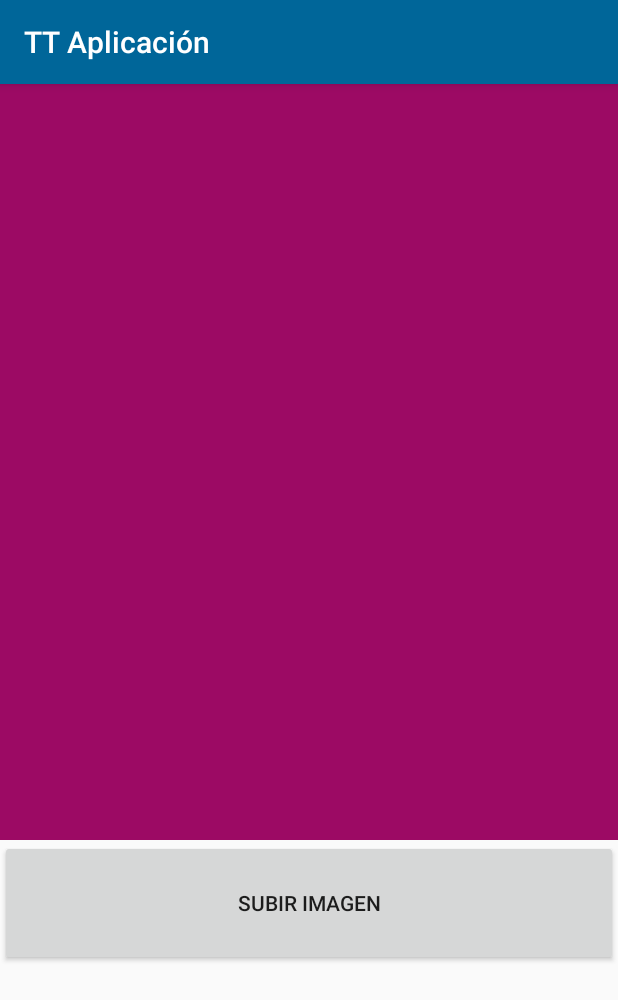
After one commit to IanMendozaJaimes/SuperTT, an Android app: the NewTraduccionActivity screen opened directly, with no data from a screen before it, on a phone screen of 412 x 824 dp. The commit adds this screen. Shown: the top 1000 px of the screen. Run offline under Robolectric (Android 15) with nearby library versions, the light colour scheme and no system bars; our stand-ins replace ButterKnife, Picasso; pictures from the network do not load.

Commit message:
Ya parece subir imagen, falta ponerlo bonito

```diff
--- a/SuperTTApp/app/src/main/java/com/equipo/superttapp/projects/data/TraduccionData.java
+++ b/SuperTTApp/app/src/main/java/com/equipo/superttapp/projects/data/TraduccionData.java
@@ -12,7 +12,7 @@ public class TraduccionData {
     @SerializedName("traduccion")
     private String ecuacion;
     @SerializedName("calificacion")
-    private Integer calificacion;
+    private Double calificacion;
     @SerializedName("archivo")
     private String url;
 
@@ -48,11 +48,11 @@ public class TraduccionData {
         this.ecuacion = ecuacion;
     }
 
-    public Integer getCalificacion() {
+    public Double getCalificacion() {
         return calificacion;
     }
 
-    public void setCalificacion(Integer calificacion) {
+    public void setCalificacion(Double calificacion) {
         this.calificacion = calificacion;
     }
 
--- a/SuperTTApp/app/src/main/java/com/equipo/superttapp/projects/model/TraduccionModel.java
+++ b/SuperTTApp/app/src/main/java/com/equipo/superttapp/projects/model/TraduccionModel.java
@@ -5,7 +5,7 @@ public class TraduccionModel {
     private Integer idProyecto;
     private String fecha;
     private String ecuacion;
-    private Integer calificacion;
+    private Double calificacion;
     private String url = "http://";
 
     public Integer getId() {
@@ -40,11 +40,11 @@ public class TraduccionModel {
         this.ecuacion = ecuacion;
     }
 
-    public Integer getCalificacion() {
+    public Double getCalificacion() {
         return calificacion;
     }
 
-    public void setCalificacion(Integer calificacion) {
+    public void setCalificacion(Double calificacion) {
         this.calificacion = calificacion;
     }
 
--- a/SuperTTApp/app/src/main/java/com/equipo/superttapp/projects/repository/TraduccionRepository.java
+++ b/SuperTTApp/app/src/main/java/com/equipo/superttapp/projects/repository/TraduccionRepository.java
@@ -5,7 +5,13 @@ import androidx.lifecycle.MutableLiveData;
 import com.equipo.superttapp.projects.model.TraduccionModel;
 import com.equipo.superttapp.util.BusinessResult;
 
+import okhttp3.MultipartBody;
+import okhttp3.RequestBody;
+
 public interface TraduccionRepository {
     MutableLiveData<BusinessResult<TraduccionModel>> findAllTraduccionesByProyecto(Integer idProyecto, String key);
     MutableLiveData<BusinessResult<TraduccionModel>> deleteTraduccion(Integer idTraduccion, String token);
+    MutableLiveData<BusinessResult<TraduccionModel>> uploadTraduccion(RequestBody idUsuario,
+                                                                      RequestBody idProyecto,
+                                                                      MultipartBody.Part image);
 }
--- /dev/null
+++ b/SuperTTApp/app/src/main/java/com/equipo/superttapp/projects/view/NewTraduccionActivity.java
@@ -0,0 +1,180 @@
+package com.equipo.superttapp.projects.view;
+
+import androidx.appcompat.app.AlertDialog;
+import androidx.appcompat.app.AppCompatActivity;
+
+import android.annotation.TargetApi;
+import android.content.DialogInterface;
+import android.content.pm.PackageManager;
+import android.graphics.Bitmap;
+import android.os.Build;
+import android.os.Bundle;
+import android.view.View;
+import android.widget.Button;
+import android.widget.ImageView;
+
+import com.equipo.superttapp.R;
+import com.equipo.superttapp.projects.repository.TraduccionRepository;
+import com.equipo.superttapp.projects.repository.TraduccionRepositoryImpl;
+import com.squareup.picasso.Picasso;
+
+import java.io.ByteArrayOutputStream;
+import java.io.File;
+import java.io.FileOutputStream;
+import java.io.IOException;
+import java.util.ArrayList;
+
+import butterknife.BindView;
+import butterknife.ButterKnife;
+import butterknife.OnClick;
+import okhttp3.MediaType;
+import okhttp3.MultipartBody;
+import okhttp3.RequestBody;
+
+import static android.Manifest.permission.CAMERA;
+import static android.Manifest.permission.READ_EXTERNAL_STORAGE;
+import static android.Manifest.permission.WRITE_EXTERNAL_STORAGE;
+
+
+public class NewTraduccionActivity extends AppCompatActivity {
+    private static final String PHOTO_KEY = "IMAGE_PATH_TEMP";
+    private static final String TAG = NewTraduccionActivity.class.getName();
+    private String photoPath;
+    TraduccionRepository repository = new TraduccionRepositoryImpl();
+    private ArrayList<String> permissionsToRequest;
+    private ArrayList<String> permissionsRejected = new ArrayList<>();
+    private ArrayList<String> permissions = new ArrayList<>();
+    private final static int ALL_PERMISSIONS_RESULT = 107;
+
+    @BindView(R.id.imvPreview)
+    ImageView imvPreview;
+    @BindView(R.id.btnUpload)
+    Button btnUpload;
+
+    @Override
+    protected void onCreate(Bundle savedInstanceState) {
+        super.onCreate(savedInstanceState);
+        setContentView(R.layout.activity_new_traduccion);
+
+        ButterKnife.bind(this);
+        Bundle bundle = getIntent().getExtras();
+        if (bundle != null) {
+            photoPath = bundle.getString(PHOTO_KEY);
+            Picasso.get().load("file:"+photoPath).into(imvPreview);
+        }
+
+        askPermissions();
+    }
+
+    @OnClick(R.id.btnUpload)
+    public void onViewClicked(View view) {
+        imvPreview.setDrawingCacheEnabled(true);
+        imvPreview.buildDrawingCache();
+        Bitmap bitmap = imvPreview.getDrawingCache();
+        File file = new File(photoPath);
+
+        ByteArrayOutputStream bos = new ByteArrayOutputStream();
+        bitmap.compress(Bitmap.CompressFormat.PNG, 100, bos);
+        byte[] bitmapdata = bos.toByteArray();
+
+
+        FileOutputStream fos = null;
+        try {
+            fos = new FileOutputStream(file);
+            fos.write(bitmapdata);
+            fos.flush();
+            fos.close();
+        } catch (IOException e) {
+            e.printStackTrace();
+        }
+
+        RequestBody fileReqBody = RequestBody.create(file, MediaType.parse("image/*"));
+        MultipartBody.Part image = MultipartBody.Part.createFormData("image",
+                file.getName(), fileReqBody);
+
+        RequestBody idUsuario = RequestBody.create("1", MediaType.parse("text/plain"));
+        RequestBody idProyecto = RequestBody.create("90", MediaType.parse("text/plain"));
+        repository.uploadTraduccion(idUsuario, idProyecto, image);
+    }
+
+    private void askPermissions() {
+        permissions.add(CAMERA);
+        permissions.add(WRITE_EXTERNAL_STORAGE);
+        permissions.add(READ_EXTERNAL_STORAGE);
+        permissionsToRequest = findUnAskedPermissions(permissions);
+
+
+        if (Build.VERSION.SDK_INT >= Build.VERSION_CODES.M) {
+
+
+            if (permissionsToRequest.size() > 0)
+                requestPermissions(permissionsToRequest.toArray(new String[permissionsToRequest.size()]), ALL_PERMISSIONS_RESULT);
+        }
+    }
+
+    private ArrayList<String> findUnAskedPermissions(ArrayList<String> wanted) {
+        ArrayList<String> result = new ArrayList<String>();
+
+        for (String perm : wanted) {
+            if (!hasPermission(perm)) {
+                result.add(perm);
+            }
+        }
+
+        return result;
+    }
+
+    private boolean hasPermission(String permission) {
+        if (canMakeSmores()) {
+            if (Build.VERSION.SDK_INT >= Build.VERSION_CODES.M) {
+                return (checkSelfPermission(permission) == PackageManager.PERMISSION_GRANTED);
+            }
+        }
+        return true;
+    }
+
+    private boolean canMakeSmores() {
+        return (Build.VERSION.SDK_INT > Build.VERSION_CODES.LOLLIPOP_MR1);
+    }
+
+    @TargetApi(Build.VERSION_CODES.M)
+    @Override
+    public void onRequestPermissionsResult(int requestCode, String[] permissions, int[] grantResults) {
+
+        switch (requestCode) {
+
+            case ALL_PERMISSIONS_RESULT:
+                for (String perms : permissionsToRequest) {
+                    if (!hasPermission(perms)) {
+                        permissionsRejected.add(perms);
+                    }
+                }
+
+                if (permissionsRejected.size() > 0) {
+
+
+                    if (Build.VERSION.SDK_INT >= Build.VERSION_CODES.M) {
+                        if (shouldShowRequestPermissionRationale(permissionsRejected.get(0))) {
+                            showMessageOKCancel("These permissions are mandatory for the application. Please allow access.",
+                                    (dialog, which) -> requestPermissions(permissionsRejected.toArray(new String[permissionsRejected.size()]), ALL_PERMISSIONS_RESULT));
+                            return;
+                        }
+                    }
+
+                }
+
+                break;
+        }
+
+    }
+
+    private void showMessageOKCancel(String message, DialogInterface.OnClickListener okListener) {
+        new AlertDialog.Builder(this)
+                .setMessage(message)
+                .setPositiveButton("OK", okListener)
+                .setNegativeButton("Cancel", null)
+                .create()
+                .show();
+    }
+
+}
--- a/SuperTTApp/app/src/main/java/com/equipo/superttapp/util/APIService.java
+++ b/SuperTTApp/app/src/main/java/com/equipo/superttapp/util/APIService.java
@@ -6,13 +6,17 @@ import com.equipo.superttapp.users.data.UsuarioData;
 
 import java.util.List;
 
+import okhttp3.MultipartBody;
+import okhttp3.RequestBody;
 import retrofit2.Call;
 import retrofit2.http.Body;
 import retrofit2.http.DELETE;
 import retrofit2.http.GET;
 import retrofit2.http.Header;
+import retrofit2.http.Multipart;
 import retrofit2.http.POST;
 import retrofit2.http.PUT;
+import retrofit2.http.Part;
 import retrofit2.http.Path;
 
 public interface APIService {
@@ -31,6 +35,11 @@ public interface APIService {
     // Creacion de una traduccionModel
     @POST("/traducciones")
     Call<TraduccionData> createTraduccion(@Body TraduccionData traduccionData);
+    // Subir imagen
+    @Multipart
+    @POST("/traducciones/upload")
+    Call<TraduccionData> uploadTraduccion(@Part("idUsuario") RequestBody idUsuario,
+                                          @Part("idProyecto") RequestBody idProyecto, @Part MultipartBody.Part image);
     // Edicion de un traduccionModel
     @PUT("/traducciones/{idTraducion}")
     Call<TraduccionData> editTraduccion(@Path("idTraducion") Integer idTraducion, @Body TraduccionData traduccionData);
--- a/SuperTTApp/app/src/main/java/com/equipo/superttapp/util/ServiceGenerator.java
+++ b/SuperTTApp/app/src/main/java/com/equipo/superttapp/util/ServiceGenerator.java
@@ -6,12 +6,11 @@ import retrofit2.Retrofit;
 import retrofit2.converter.gson.GsonConverterFactory;
 
 public class ServiceGenerator {
-    private static final String BASE_URL = "http://192.168.1.82:8000/";
+    private static final String BASE_URL = "http://10.100.71.182:8000/";
     private static Retrofit.Builder builder = new Retrofit.Builder().baseUrl(BASE_URL)
             .addConverterFactory(GsonConverterFactory.create());
 
     private static Retrofit retrofit = builder.build();
-
     private static OkHttpClient.Builder httpClient = new OkHttpClient.Builder();
     private static HttpLoggingInterceptor loggingInterceptor = new HttpLoggingInterceptor();
 
--- /dev/null
+++ b/SuperTTApp/app/src/main/res/layout/activity_new_traduccion.xml
@@ -0,0 +1,35 @@
+<?xml version="1.0" encoding="utf-8"?>
+<androidx.constraintlayout.widget.ConstraintLayout xmlns:android="http://schemas.android.com/apk/res/android"
+    xmlns:tools="http://schemas.android.com/tools"
+    android:layout_width="match_parent"
+    android:layout_height="match_parent"
+    tools:context=".projects.view.NewTraduccionActivity">
+
+    <LinearLayout
+        android:layout_width="match_parent"
+        android:layout_height="match_parent"
+        android:layout_margin="0dp"
+        android:orientation="vertical"
+        android:weightSum="10">
+
+        <ImageView
+            android:id="@+id/imvPreview"
+            android:layout_width="match_parent"
+            android:layout_height="0dp"
+            android:layout_weight="7"
+            android:background="@color/colorAccent"
+            android:contentDescription="Imagen a subir"
+            android:scaleType="centerCrop" />
+
+        <Button
+            android:id="@+id/btnUpload"
+            android:layout_width="match_parent"
+            android:layout_height="wrap_content"
+            android:layout_margin="0dp"
+            android:layout_weight="0.5"
+            android:padding="0dp"
+            android:text="Subir imagen" />
+
+    </LinearLayout>
+
+</androidx.constraintlayout.widget.ConstraintLayout>
--- /dev/null
+++ b/SuperTTApp/app/src/main/res/xml/file_paths.xml
@@ -0,0 +1,6 @@
+<?xml version="1.0" encoding="utf-8"?>
+<path>
+    <external-path name="supertt" path="Android/data/com.equipo.superttapp/files/Pictures">
+
+    </external-path>
+</path>
```
Also changed, not shown: SuperTTApp/app/src/main/AndroidManifest.xml (+21 -1 lines), SuperTTApp/app/src/main/java/com/equipo/superttapp/projects/repository/TraduccionRepositoryImpl.java (+33 -3 lines), SuperTTApp/app/src/main/java/com/equipo/superttapp/projects/view/ProjectListFragment.java (+8 -4 lines), SuperTTApp/app/src/main/java/com/equipo/superttapp/projects/view/TraduccionListActivity.java (+62 -15 lines), 1 other file.
